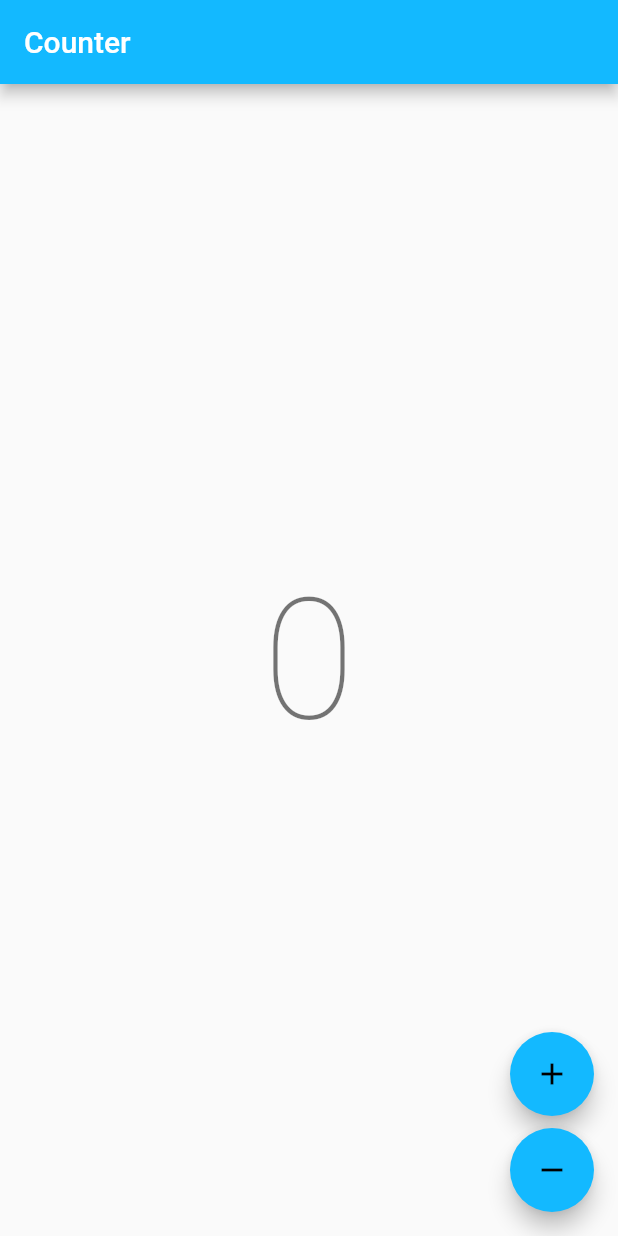
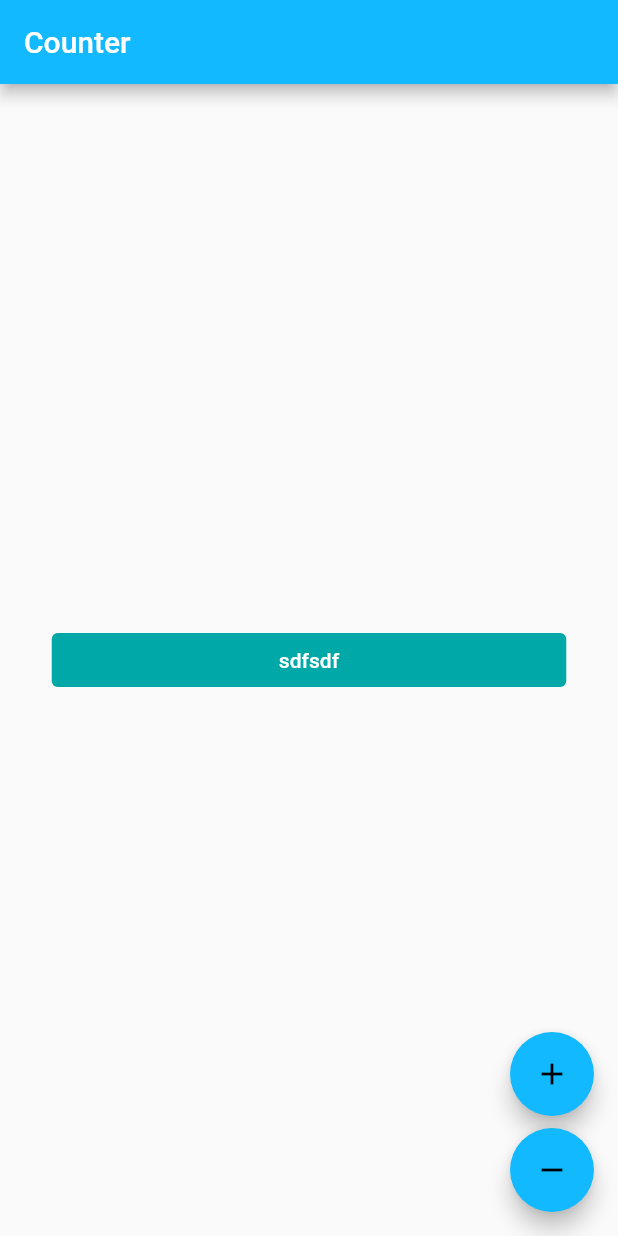
Before and after one commit to dangminhchau1994/Audiocult, a Flutter app: the screen it shows after launch, on a phone screen of 412 x 824 dp. Run offline on Flutter 3.47's test engine with Material 2 defaults, Android fonts, the phone set to English and light mode, and no system bars; our stand-ins replace bloc, flutter_bloc; generated files the repository leaves out were written again.

Commit message:
common button

```diff
--- a/analysis_options.yaml
+++ b/analysis_options.yaml
@@ -2,3 +2,4 @@ include: package:very_good_analysis/analysis_options.2.4.0.yaml
 linter:
   rules:
     public_member_api_docs: false
+    sort_pub_dependencies: false
--- /dev/null
+++ b/lib/app/constants/app_assets.dart
@@ -0,0 +1,3 @@
+class AppAssets {
+  static const pdfIcon = 'assets/icons/pdf.svg';
+}
--- /dev/null
+++ b/lib/app/constants/app_colors.dart
@@ -0,0 +1,7 @@
+import 'package:audio_cult/app/extensions/app_extensions.dart';
+
+class AppColors {
+  static final primaryButtonColor = HexColor.fromHex('#00A8A8');
+
+  static final secondaryButtonColor = HexColor.fromHex('#1F2937');
+}
--- /dev/null
+++ b/lib/app/extensions/app_extensions.dart
@@ -0,0 +1,18 @@
+import 'package:flutter/material.dart';
+
+extension HexColor on Color {
+  /// String is in the format "aabbcc" or "ffaabbcc" with an optional leading "#",
+  static Color fromHex(String hexString) {
+    final buffer = StringBuffer();
+    if (hexString.length == 6 || hexString.length == 7) buffer.write('ff');
+    buffer.write(hexString.replaceFirst('#', ''));
+    return Color(int.parse(buffer.toString(), radix: 16));
+  }
+
+  /// Prefixes a hash sign if [leadingHashSign] is set to `true` (default is `true`).
+  String toHex({bool leadingHashSign = true}) => '${leadingHashSign ? '#' : ''}'
+      '${alpha.toRadixString(16).padLeft(2, '0')}'
+      '${red.toRadixString(16).padLeft(2, '0')}'
+      '${green.toRadixString(16).padLeft(2, '0')}'
+      '${blue.toRadixString(16).padLeft(2, '0')}';
+}
--- a/lib/counter/view/counter_page.dart
+++ b/lib/counter/view/counter_page.dart
@@ -5,8 +5,11 @@
 // license that can be found in the LICENSE file or at
 // https://opensource.org/licenses/MIT.
 
+import 'package:audio_cult/app/constants/app_assets.dart';
+import 'package:audio_cult/app/constants/app_colors.dart';
 import 'package:audio_cult/counter/counter.dart';
 import 'package:audio_cult/l10n/l10n.dart';
+import 'package:audio_cult/widgets/common_button.dart';
 import 'package:flutter/material.dart';
 import 'package:flutter_bloc/flutter_bloc.dart';
 
@@ -57,6 +60,9 @@ class CounterText extends StatelessWidget {
   Widget build(BuildContext context) {
     final theme = Theme.of(context);
     final count = context.select((CounterCubit cubit) => cubit.state);
-    return Text('$count', style: theme.textTheme.headline1);
+    return CommonButton(
+      color: AppColors.primaryButtonColor,
+      text: 'sdfsdf',
+    );
   }
 }
--- /dev/null
+++ b/lib/widgets/common_button.dart
@@ -0,0 +1,44 @@
+import 'package:audio_cult/app/constants/app_assets.dart';
+import 'package:flutter/material.dart';
+
+class CommonButton extends StatelessWidget {
+  const CommonButton({
+    Key? key,
+    this.text,
+    this.color,
+    this.onTap,
+    this.iconPath = '',
+    this.width = 343.0,
+  }) : super(key: key);
+
+  final String? text;
+  final Color? color;
+  final Function()? onTap;
+  final double? width;
+  final String? iconPath;
+
+  @override
+  Widget build(BuildContext context) {
+    return SizedBox(
+      width: width,
+      child: ElevatedButton(
+        style: ButtonStyle(
+          backgroundColor: MaterialStateProperty.all(color),
+          shape: MaterialStateProperty.all<RoundedRectangleBorder>(
+            RoundedRectangleBorder(
+              borderRadius: BorderRadius.circular(4),
+            ),
+          ),
+        ),
+        onPressed: onTap,
+        child: Padding(
+          padding: const EdgeInsets.all(8),
+          child: Text(
+            text ?? '',
+            style: const TextStyle(color: Colors.white),
+          ),
+        ),
+      ),
+    );
+  }
+}
--- a/pubspec.yaml
+++ b/pubspec.yaml
@@ -11,6 +11,7 @@ dependencies:
   flutter:
     sdk: flutter
   flutter_bloc: ^8.0.1
+  flutter_svg: ^1.0.3
   flutter_localizations:
     sdk: flutter
   intl: ^0.17.0
@@ -25,3 +26,7 @@ dev_dependencies:
 flutter:
   uses-material-design: true
   generate: true
+
+  assets:
+    - assets/images/
+    - assets/icons/
```
Also changed, not shown: assets/icons/pdf.svg (added), pubspec.lock.
